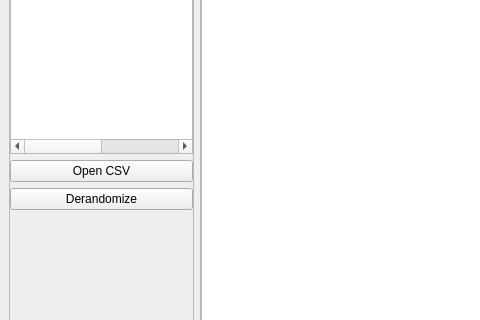
Above: util/derandui.ui from borevitzlab/timestreamlib before the change; both pictures show x 0 to 480 and y 166 to 486 of the 949 by 773 pixel window. Below: the same form after it.
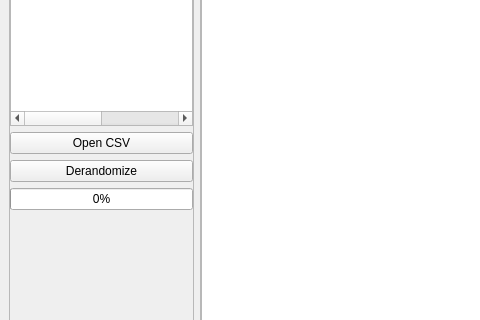
That is the form after the change.

Commit message:
Add a progress bar to derandomization.
* util/derandui.py (_derandomize): Set progress bar to visible during
derandomization.
* util/derandui.ui: Add progress bar to UI.

```diff
--- a/util/derandui.ui
+++ b/util/derandui.ui
@@ -163,6 +163,16 @@
            </property>
           </widget>
          </item>
+         <item>
+          <widget class="QProgressBar" name="pbts">
+           <property name="enabled">
+            <bool>true</bool>
+           </property>
+           <property name="value">
+            <number>0</number>
+           </property>
+          </widget>
+         </item>
         </layout>
        </item>
       </layout>
```
The commit also changes 1 other file.
